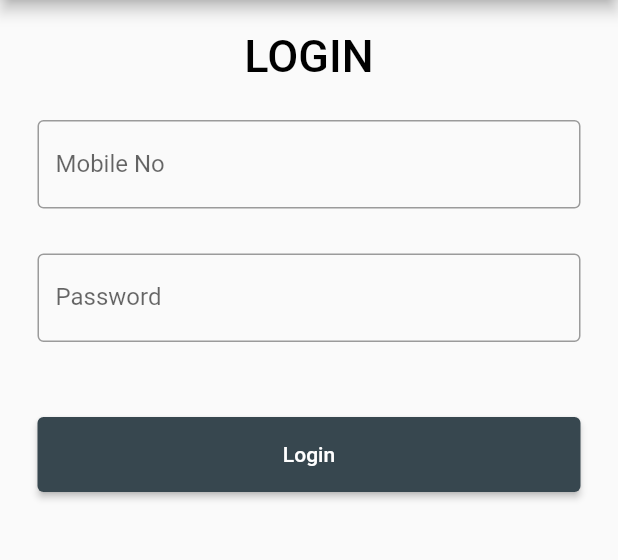
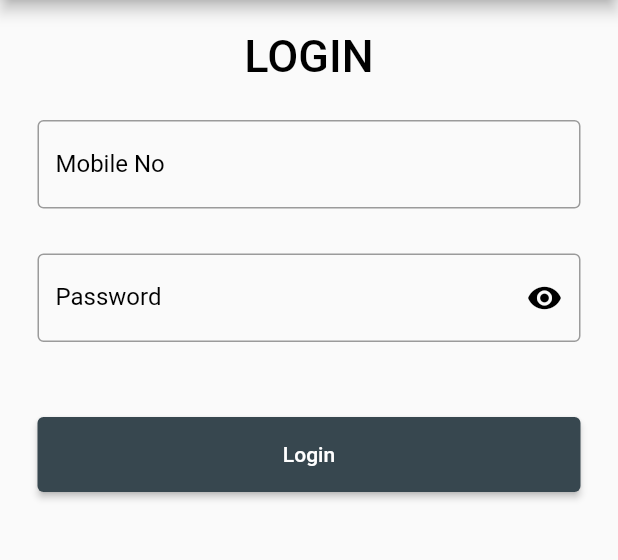
Before and after one commit to NWKRTC-Tracking/flutter, a Flutter app: the screen it shows after launch, after a tap on "Login", on a phone screen of 412 x 824 dp, the part 84-644 px from its top. Run offline on Flutter 3.47's test engine with Material 2 defaults, Android fonts, the phone set to English and light mode, and no system bars; our stand-ins replace flutter_map, flutter_secure_storage, flutter_spinkit, fluttertoast, latlong2 and 2 more; missing offline and left inert: dart:ffi, fl_location, flutter_foreground_task, flutter_map_marker_cluster; network calls fail.

Commit message:
Chaned colors and added visibility for password

```diff
--- a/bus_tracking/lib/pages/Login/login.dart
+++ b/bus_tracking/lib/pages/Login/login.dart
@@ -67,6 +67,7 @@ class LoginWidget extends StatefulWidget {
 class _LoginWidgetState extends State<LoginWidget> {
   TextEditingController nameController = TextEditingController();
   TextEditingController passwordController = TextEditingController();
+  bool _passwordVisible = false;
 
   late String token;
   String errorMsg = "Invalid Credentials";
@@ -124,11 +125,19 @@ class _LoginWidgetState extends State<LoginWidget> {
                     )),
                 Container(
                   padding: const EdgeInsets.all(15.0),
+
                   child: TextField(
                     keyboardType: TextInputType.number,
+                    cursorColor: Colors.black,
                     controller: nameController,
                     decoration: const InputDecoration(
+                      focusedBorder: OutlineInputBorder(
+                        borderRadius: BorderRadius.all(Radius.circular(4)),
+                        borderSide: BorderSide(width: 1,color: Colors.black),
+                      ),
+
                       border: OutlineInputBorder(),
+                      labelStyle: TextStyle(color: Colors.black),
                       labelText: 'Mobile No',
                     ),
                   ),
@@ -136,11 +145,31 @@ class _LoginWidgetState extends State<LoginWidget> {
                 Container(
                   padding: const EdgeInsets.all(15.0),
                   child: TextField(
-                    obscureText: true,
+                    cursorColor: Colors.black,
+                    obscureText: !_passwordVisible,
                     controller: passwordController,
-                    decoration: const InputDecoration(
+                    decoration: InputDecoration(
+                      focusedBorder: OutlineInputBorder(
+                        borderRadius: BorderRadius.all(Radius.circular(4)),
+                        borderSide: BorderSide(width: 1,color: Colors.black),
+                      ),
+
                       border: OutlineInputBorder(),
                       labelText: 'Password',
+                      labelStyle: TextStyle(color: Colors.black),
+                      suffixIcon: IconButton(
+                        onPressed: (){
+                          setState(() {
+                            _passwordVisible = !_passwordVisible;
+                          });
+                        },
+                        icon: Icon(
+                          _passwordVisible
+                          ? Icons.visibility_off
+                          : Icons.visibility,
+                          color: Colors.black,
+                        )
+                      )
                     ),
                   ),
                 ),
@@ -172,19 +201,7 @@ class _LoginWidgetState extends State<LoginWidget> {
 
                               elevation: 1.0,
                               title:  Center(child: Text(errorMsg)),
-                              // content:  Row(
-                              //   mainAxisAlignment: MainAxisAlignment.center,
-                              //   crossAxisAlignment: CrossAxisAlignment.center,
-                              //   children : <Widget>[
-                              //     Expanded(
-                              //       child: Text(
-                              //         'Invalid Credentials',
-                              //         textAlign: TextAlign.center,
 
-                              //       ),
-                              //     )
-                              //   ],
-                              // ),
                               actionsAlignment: MainAxisAlignment.center,
                               actions: <Widget>[
                                 TextButton(
--- a/bus_tracking/lib/pages/home.dart
+++ b/bus_tracking/lib/pages/home.dart
@@ -217,8 +217,15 @@ class _HomeState extends State<Home> {
                 child: TextField(
                  keyboardType: TextInputType.number,
                   controller: phoneNoController,
+                  cursorColor: Colors.black,
                   decoration: const InputDecoration(
-                    border: OutlineInputBorder(),
+                    focusedBorder: OutlineInputBorder(
+                        borderRadius: BorderRadius.all(Radius.circular(4)),
+                        borderSide: BorderSide(width: 1,color: Colors.black),
+                      ),
+
+                      border: OutlineInputBorder(),
+                      labelStyle: TextStyle(color: Colors.black),
                     labelText: 'Conductor Number',
 
                   ),
@@ -228,8 +235,15 @@ class _HomeState extends State<Home> {
                 padding: const EdgeInsets.all(15),
                 child: TextField(
                   controller: busNameController,
+                  cursorColor: Colors.black,
                   decoration: const InputDecoration(
-                    border: OutlineInputBorder(),
+                    focusedBorder: OutlineInputBorder(
+                        borderRadius: BorderRadius.all(Radius.circular(4)),
+                        borderSide: BorderSide(width: 1,color: Colors.black),
+                      ),
+
+                      border: OutlineInputBorder(),
+                      labelStyle: TextStyle(color: Colors.black),
                     labelText: 'Bus No',
                   ),
                 ),
--- a/bus_tracking/pubspec.yaml
+++ b/bus_tracking/pubspec.yaml
@@ -50,6 +50,7 @@ dependencies:
   shared_preferences: ^2.0.15
   flutter_secure_storage: ^6.0.0
   intl: ^0.17.0
+  flutter_spinkit: ^5.1.0
 
 
 dev_dependencies:
```
Also changed, not shown: bus_tracking/lib/models/spinner.dart (added, +13 -0 lines), bus_tracking/lib/pages/location.dart (+9 -1 lines), bus_tracking/lib/services/displayMap.dart (+4 -13 lines).
